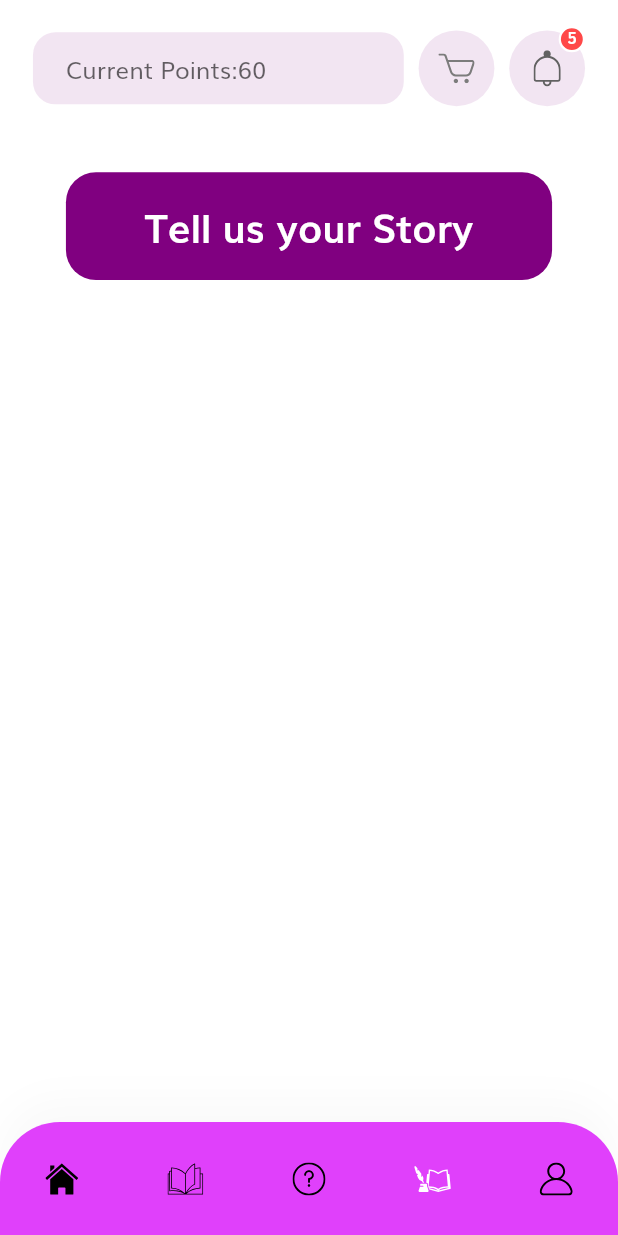
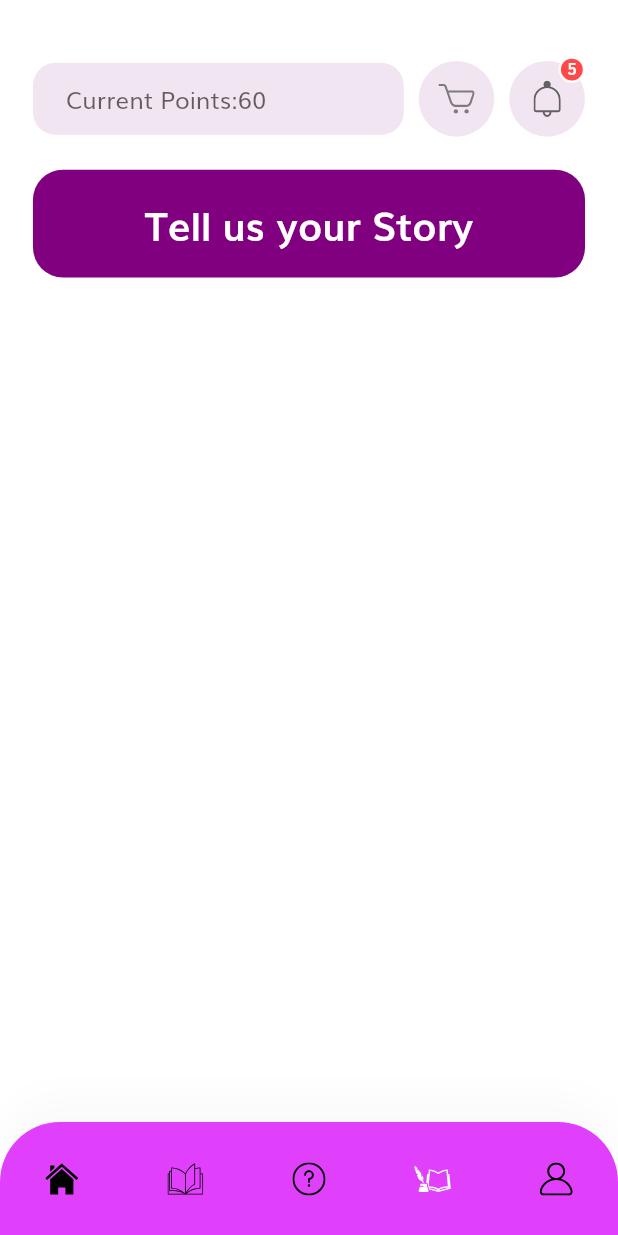
Before and after one commit to SurabhiMishra/EmpowHER-App, a Flutter app: the StoryScreen screen opened by its route, on a phone screen of 412 x 824 dp. Run offline on Flutter 3.47's test engine with Material 2 defaults, Android fonts, the phone set to English and light mode, and no system bars; our stand-ins replace flutter_svg.

Commit message:
Update story_screen.dart

```diff
--- a/lib/story/story_screen.dart
+++ b/lib/story/story_screen.dart
@@ -28,12 +28,12 @@ Widget _buildContents(BuildContext context) {
   return SingleChildScrollView(
     child: Column(
       children: [
-        SizedBox(height: getProportionateScreenHeight(20)),
+        SizedBox(height: getProportionateScreenHeight(40)),
         HomeHeader(),
         Container(
           // height: 90,
           width: double.infinity,
-          margin: EdgeInsets.all(getProportionateScreenWidth(40)),
+          margin: EdgeInsets.all(getProportionateScreenWidth(20)),
           padding: EdgeInsets.symmetric(
             horizontal: getProportionateScreenWidth(20),
             vertical: getProportionateScreenWidth(15),
```
